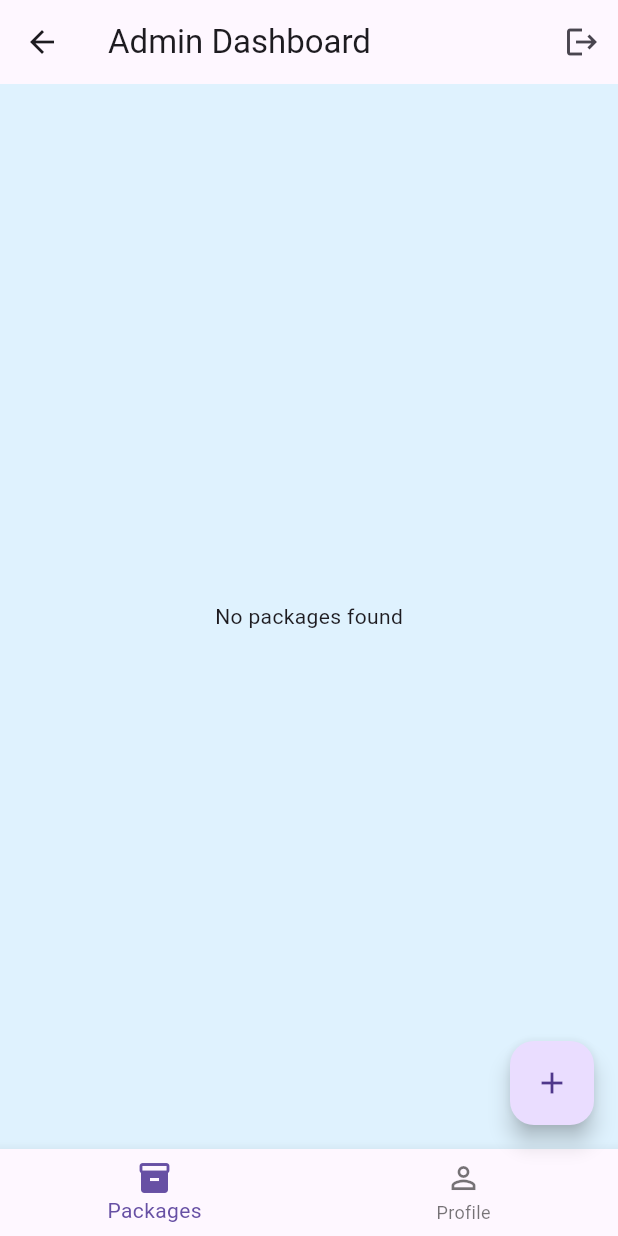
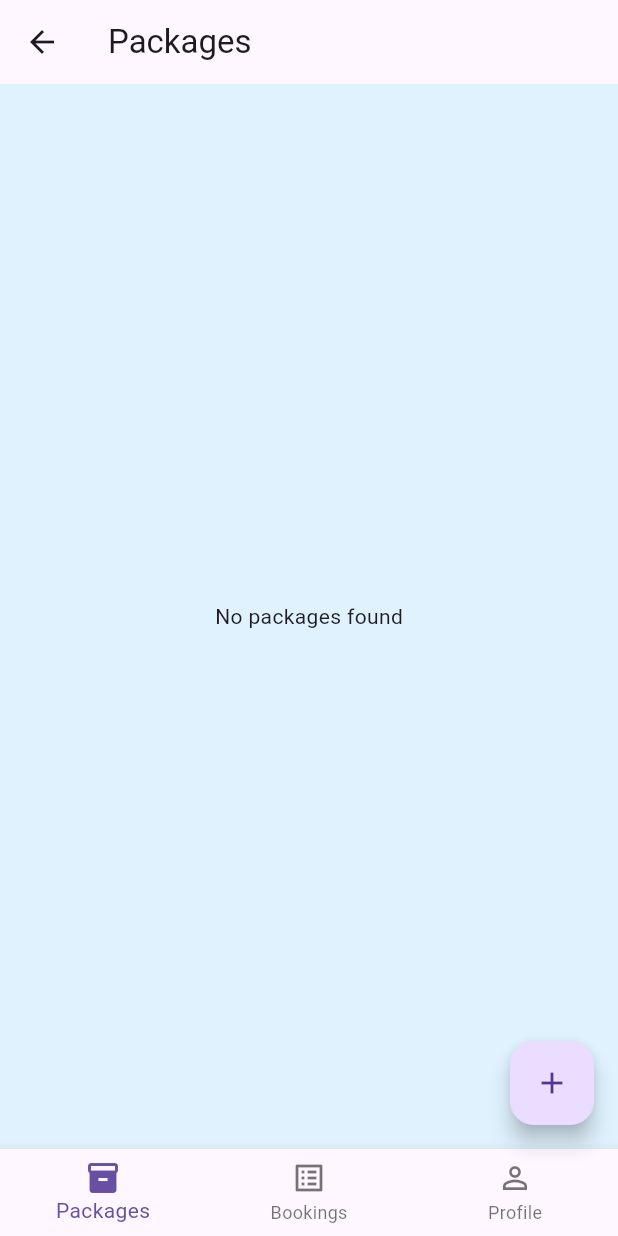
Before and after one commit to bilalfarid-1/flutter_project, a Flutter app: the AdminHomeScreen screen opened directly, on a phone screen of 412 x 824 dp. Run offline on Flutter 3.47's test engine with Material 3 defaults, Android fonts, the phone set to English and light mode, and no system bars; our stand-ins replace cloud_firestore, dropdown_search, firebase_auth, firebase_core; accounts and stored records are empty.

Commit message:
feat(nav): implement 3-tab navigation linking packages, package bookings, and profile

```diff
--- a/swift_trip/lib/screen/admin_home_screen.dart
+++ b/swift_trip/lib/screen/admin_home_screen.dart
@@ -4,6 +4,8 @@ import 'package:swift_trip/screen/login_screen.dart';
 import 'package:swift_trip/screen/add_package_screen.dart';
 import 'package:cloud_firestore/cloud_firestore.dart';
 import 'package:swift_trip/screen/admin_package_card.dart';
+import 'package:swift_trip/screens/package_bookings_screen.dart';
+import 'package:swift_trip/screens/admin_profile_screen.dart';
 
 class AdminHomeScreen extends StatefulWidget {
   const AdminHomeScreen({super.key});
@@ -153,30 +155,33 @@ class _AdminHomeScreenState extends State<AdminHomeScreen> {
     );
   }
 
+  List<Widget> get _pages => [
+    _buildPackageList(),
+    const PackageBookingsScreen(),
+    const AdminProfileScreen(),
+  ];
+
+  List<String> get _titles => ['Packages', 'Package Bookings', 'Profile'];
+
   @override
   Widget build(BuildContext context) {
     return Scaffold(
-      floatingActionButton: FloatingActionButton(
+      floatingActionButton: _selectedIndex == 0
+          ? FloatingActionButton(
               onPressed: () {
                 Navigator.push(
                   context,
-            MaterialPageRoute(builder: (context) => const AddPackageScreen()),
+                  MaterialPageRoute(
+                    builder: (context) => const AddPackageScreen(),
+                  ),
                 );
               },
               tooltip: 'Add Package',
               child: const Icon(Icons.add),
-      ),
-      appBar: AppBar(
-        title: const Text('Admin Dashboard'),
-        actions: [
-          IconButton(
-            icon: const Icon(Icons.logout),
-            onPressed: _signOutAndGotoLogin,
-            tooltip: 'Sign out',
-          ),
-        ],
-      ),
-      body: _buildPackageList(),
+            )
+          : null,
+      appBar: AppBar(title: Text(_titles[_selectedIndex])),
+      body: _pages[_selectedIndex],
       bottomNavigationBar: BottomNavigationBar(
         currentIndex: _selectedIndex,
         onTap: _onItemTapped,
@@ -185,6 +190,11 @@ class _AdminHomeScreenState extends State<AdminHomeScreen> {
             icon: Icon(Icons.inventory_2_outlined),
             activeIcon: Icon(Icons.inventory_2),
             label: 'Packages',
+          ),
+          BottomNavigationBarItem(
+            icon: Icon(Icons.list_alt_outlined),
+            activeIcon: Icon(Icons.list_alt),
+            label: 'Bookings',
           ),
           BottomNavigationBarItem(
             icon: Icon(Icons.person_outline),
```
Lines whose indentation alone changed are shown as unchanged.
